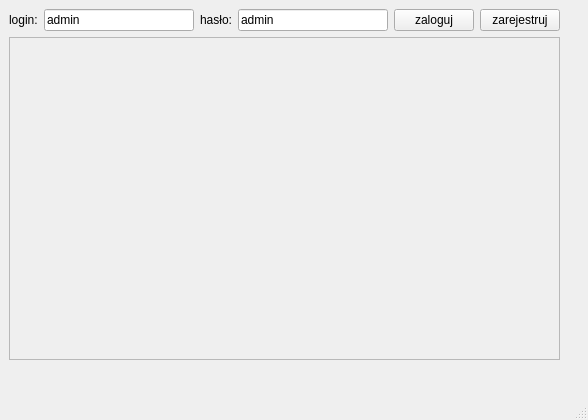
ZuzGom/parag_onewid, file mainwindow.ui: the form before one commit.
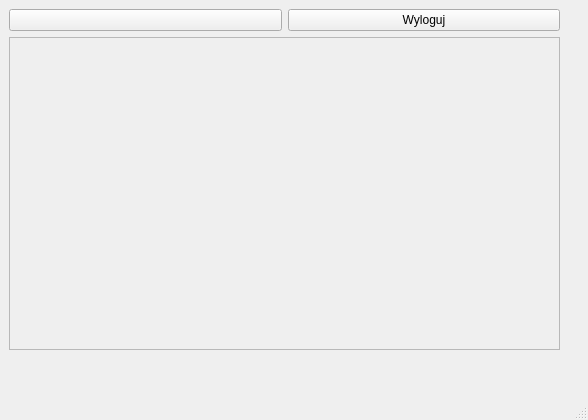
The form after the commit. Icons and pictures are not drawn.

What changed in the file:
```diff
--- a/mainwindow.ui
+++ b/mainwindow.ui
@@ -20,54 +20,23 @@
       <x>9</x>
       <y>9</y>
       <width>551</width>
-      <height>351</height>
+      <height>361</height>
      </rect>
     </property>
     <layout class="QVBoxLayout" name="verticalLayout">
      <item>
       <layout class="QHBoxLayout" name="horizontalLayout">
        <item>
-        <widget class="QLabel" name="label">
+        <widget class="QPushButton" name="pushButton_3">
          <property name="text">
-          <string>login:</string>
-         </property>
-        </widget>
-       </item>
-       <item>
-        <widget class="QLineEdit" name="lineEdit_2">
-         <property name="text">
-          <string>admin</string>
-         </property>
-        </widget>
-       </item>
-       <item>
-        <widget class="QLabel" name="label_2">
-         <property name="frameShape">
-          <enum>QFrame::NoFrame</enum>
-         </property>
-         <property name="text">
-          <string>hasło:</string>
-         </property>
-        </widget>
-       </item>
-       <item>
-        <widget class="QLineEdit" name="lineEdit">
-         <property name="text">
-          <string>admin</string>
-         </property>
-        </widget>
-       </item>
-       <item>
-        <widget class="QPushButton" name="pushButton_2">
-         <property name="text">
-          <string>zaloguj</string>
+          <string/>
          </property>
         </widget>
        </item>
        <item>
         <widget class="QPushButton" name="pushButton">
          <property name="text">
-          <string>zarejestruj</string>
+          <string>Wyloguj</string>
          </property>
         </widget>
        </item>
@@ -84,12 +53,23 @@
           <x>0</x>
           <y>0</y>
           <width>547</width>
-          <height>309</height>
+          <height>290</height>
          </rect>
         </property>
        </widget>
       </widget>
      </item>
+     <item>
+      <layout class="QHBoxLayout" name="horizontalLayout_4">
+       <item>
+        <widget class="QLabel" name="foot">
+         <property name="text">
+          <string/>
+         </property>
+        </widget>
+       </item>
+      </layout>
+     </item>
     </layout>
    </widget>
   </widget>
```
Left out of the diff: 13 changed lines with no effect on the pictures.
